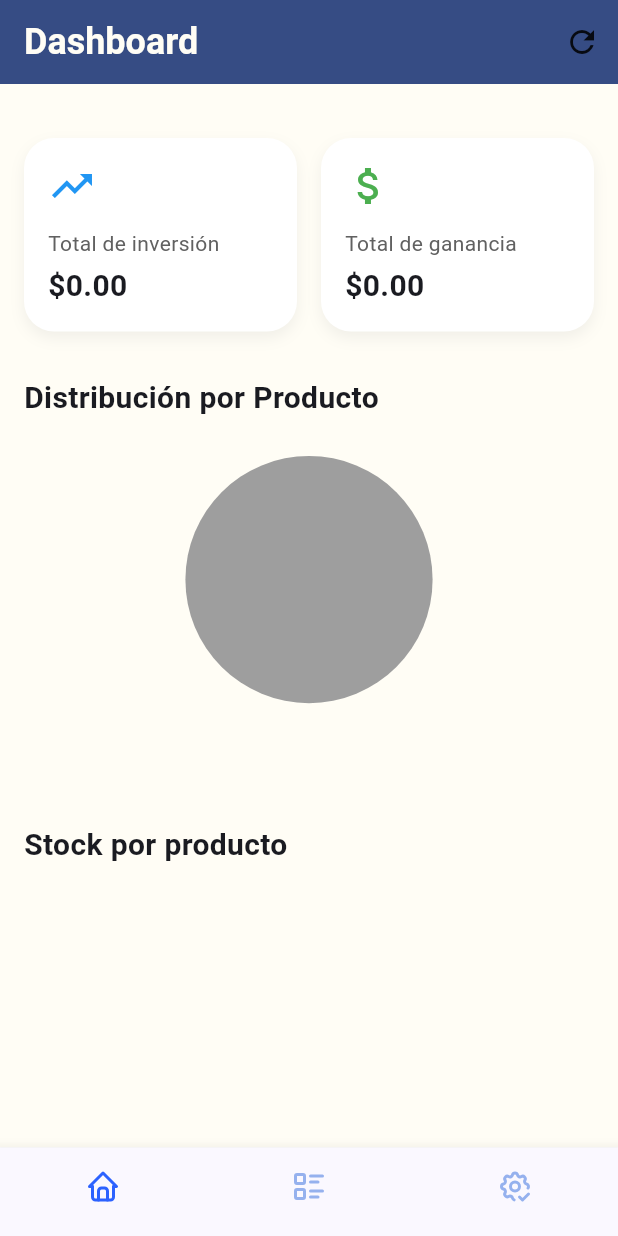
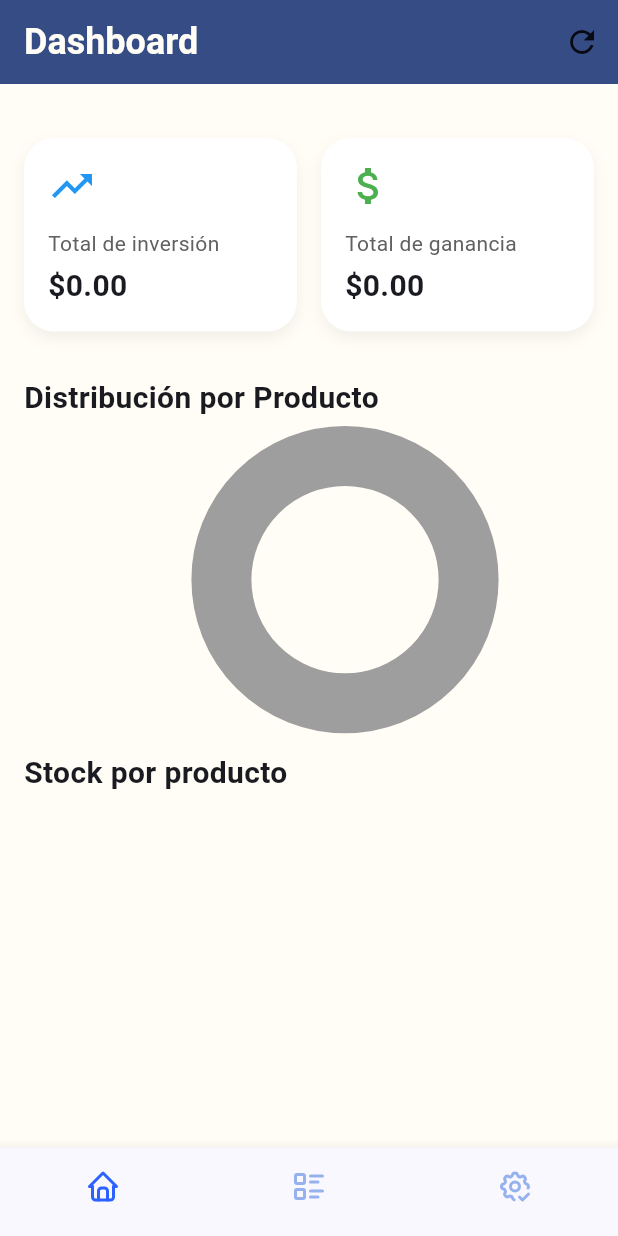
Before and after one commit to AldroX/miAlmacenApp, a Flutter app: the screen it shows after launch, on a phone screen of 412 x 824 dp. Run offline on Flutter 3.47's test engine with Material 3 defaults, Android fonts, the phone set to English and light mode, and no system bars; drawn by our look-alikes of pie_chart; our stand-ins replace firebase_core, flutter_svg, hive, hive_flutter, image_picker; accounts and stored records are empty.

Commit message:
fix: refactor view

```diff
--- a/lib/widgets/pie_chart.dart
+++ b/lib/widgets/pie_chart.dart
@@ -13,17 +13,28 @@
 
   @override
   Widget build(BuildContext context) {
+    // Lista de tonos de azul
+    final List<Color> colorList = [
+      Colors.blue[900]!,
+      Colors.blue[700]!,
+      Colors.blue[500]!,
+      Colors.blue[300]!,
+      Colors.blue[200]!,
+      Colors.blue[100]!,
+    ];
     return Center(
       child: PieChart(
         dataMap: dataMap,
-        chartType: ChartType.disc,
+        chartType: ChartType.ring,
+        ringStrokeWidth: 40,
         chartRadius: chartRadius,
+        colorList: colorList,
         legendOptions: const LegendOptions(
-          legendPosition: LegendPosition.bottom,
+          legendPosition: LegendPosition.left,
           showLegends: true,
         ),
         chartValuesOptions: const ChartValuesOptions(
-          showChartValuesInPercentage: true,
+          showChartValuesInPercentage: false,
           showChartValues: true,
         ),
       ),
```
